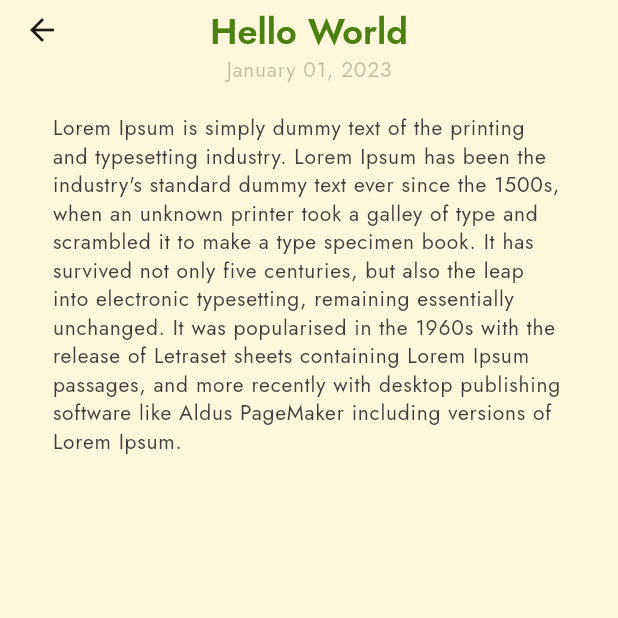
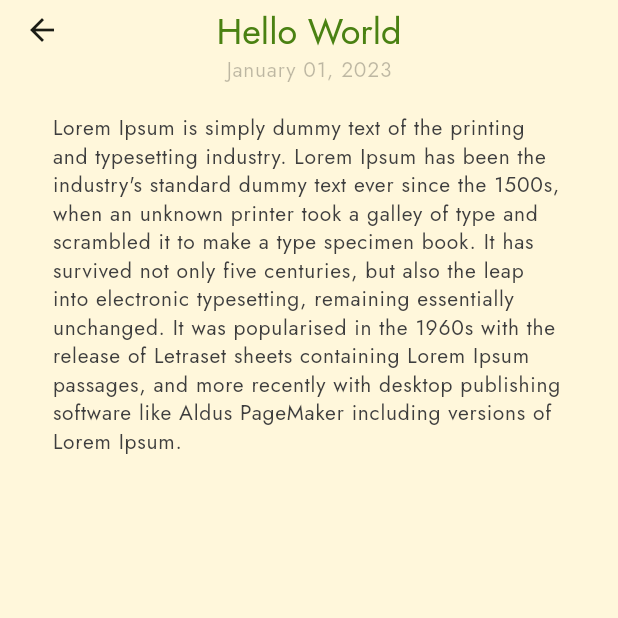
Before and after one commit to BennyWu1210/LifeLog-App, a Flutter app: the screen it shows after launch, after a tap on "Hello World", on a phone screen of 412 x 824 dp, the top half of it. Run offline on Flutter 3.47's test engine with Material 3 defaults, Android fonts, the phone set to English and light mode, and no system bars; our stand-ins replace google_fonts.

Commit message:
minor improvements

```diff
--- a/Flutter/lib/main.dart
+++ b/Flutter/lib/main.dart
@@ -18,7 +18,7 @@ class MyApp extends StatelessWidget {
     return MaterialApp(
       title: 'Flutter Demo',
       theme: lightTheme,
-      home: const MyHomePage(title: 'Flutter Demo Home Page'),
+      home: const MyHomePage(),
     );
   }
 }
--- a/Flutter/lib/pages/home_page.dart
+++ b/Flutter/lib/pages/home_page.dart
@@ -12,9 +12,7 @@ import 'journal_page.dart';
 import '../pages/settings_page.dart';
 
 class MyHomePage extends StatefulWidget {
-  const MyHomePage({super.key, required this.title});
-
-  final String title;
+  const MyHomePage({super.key});
 
   @override
   State<MyHomePage> createState() => _MyHomePageState();
--- a/Flutter/lib/pages/journal.dart
+++ b/Flutter/lib/pages/journal.dart
@@ -23,7 +23,7 @@ class _JournalPageState extends State<JournalPage> {
           padding: const EdgeInsets.only(top: 5),
           child: Text(
             widget.journal.title,
-            style: Theme.of(context).textTheme.headlineSmall?.copyWith(fontSize: 24),
+            style: Theme.of(context).textTheme.headlineSmall?.copyWith(fontSize: 24, fontWeight: FontWeight.w400),
           ),
         ),
         backgroundColor: bgcolor,
```
